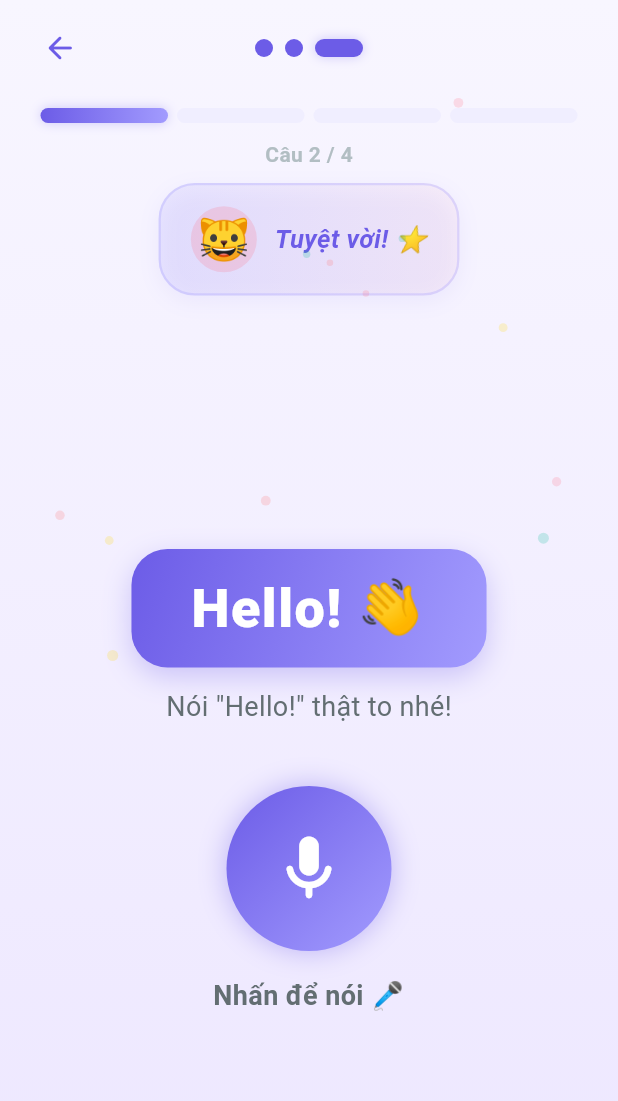
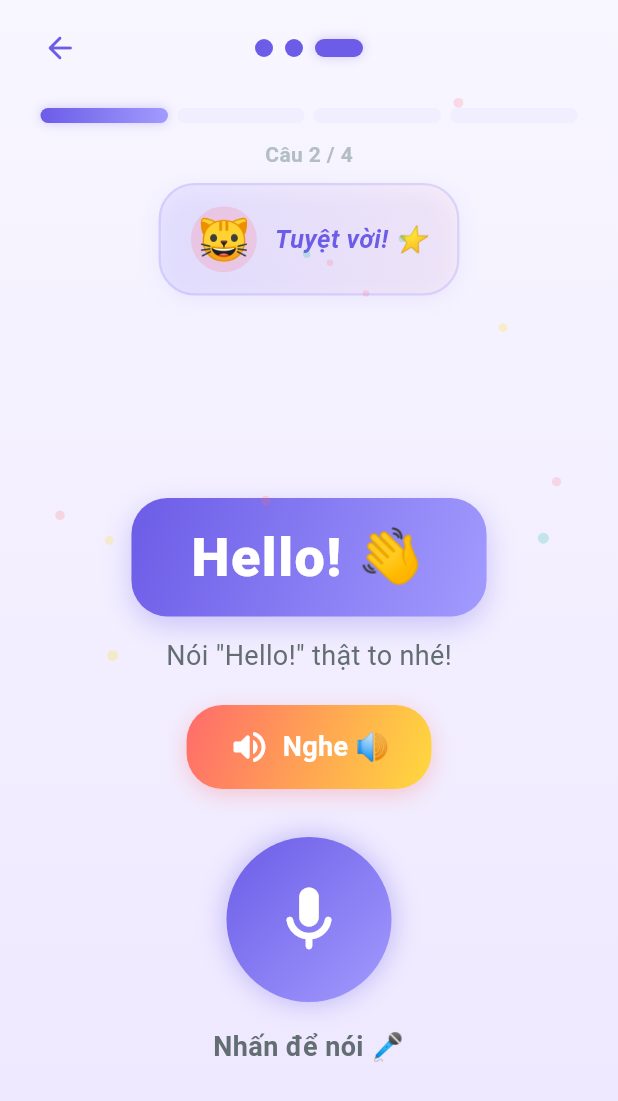
Before and after one commit to dle90/kita, a Flutter app: the PlacementTestScreen screen opened by its route, after a tap on "Cat", after a tap on "Apple", on a phone screen of 412 x 824 dp. Shown: the top 1101 px of the screen. Run offline on Flutter 3.47's test engine with Material 3 defaults, Android fonts, the phone set to English and light mode, and no system bars; our stand-ins replace dio, flutter_riverpod, flutter_secure_storage, flutter_tts, go_router, just_audio and 1 more; missing offline and left inert: dart:js_interop, record; accounts and stored records are empty; network calls fail.

Commit message:
feat: score Say Hello round against Azure pronunciation API
Replace the always-pass mic test with real pronunciation scoring:
record via WebRecorder, send audio to /pronunciation/score with
referenceText "Hello", pass if score >= 50, show retry prompt if
not. Fallback-pass if mic is denied or API fails so onboarding
is never blocked.

https://claude.ai/code/session_01Mf1vNRVqESGBKzjaVK8xpa

```diff
--- a/flutter_app/lib/features/onboarding/presentation/screens/placement_test_screen.dart
+++ b/flutter_app/lib/features/onboarding/presentation/screens/placement_test_screen.dart
@@ -11,6 +11,7 @@ import 'package:kita_english/core/audio/sound_effects.dart';
 import 'package:kita_english/core/audio/tts_service.dart';
 import 'package:kita_english/core/audio/web_recorder.dart';
 import 'package:kita_english/features/onboarding/presentation/providers/onboarding_provider.dart';
+import 'package:kita_english/features/pronunciation/data/repositories/pronunciation_repository_impl.dart';
 
 
 /// A quick stealth-assessment placement test with 4 mini games.
@@ -642,7 +643,7 @@ class _ListenAndTapRoundState extends State<_ListenAndTapRound> {
   }
 }
 
-// --- Round 2: Say "Hello!" (mic test) ---
+// --- Round 2: Say "Hello!" (scored speaking) ---
 class _SayHelloRound extends ConsumerStatefulWidget {
   final void Function(Map<String, dynamic> answer) onAnswer;
 
@@ -654,33 +655,28 @@ class _SayHelloRound extends ConsumerStatefulWidget {
 
 class _SayHelloRoundState extends ConsumerState<_SayHelloRound> {
   bool _isRecording = false;
-  bool _hasRecorded = false;
-  bool _submitted = false;
+  bool _isScoring = false;
+  double? _score;        // null = not scored yet
+  bool _passed = false;
   final _tts = TtsService();
 
-  void _onDone() {
+  static const _passThreshold = 50.0;
+
+  void _advance(bool correct) {
     widget.onAnswer({
       'round': 2,
       'type': 'say_hello',
       'recorded': true,
-      'correct': true, // Mic test always passes
+      'correct': correct,
+      if (_score != null) 'score': _score,
     });
   }
 
   Future<void> _onMicTap() async {
-    if (_submitted) return;
+    if (_isScoring || _passed) return;
 
     if (_isRecording) {
-      // Stop recording
-      if (kIsWeb) {
-        final recorder = ref.read(webRecorderProvider);
-        await recorder.stop();
-      }
-      setState(() { _isRecording = false; _hasRecorded = true; _submitted = true; });
-      try { SoundEffects().playCorrect(); } catch (_) {}
-      await Future.delayed(const Duration(milliseconds: 500));
-      if (!mounted) return;
-      _onDone();
+      await _stopAndScore();
       return;
     }
 
@@ -692,31 +688,80 @@ class _SayHelloRoundState extends ConsumerState<_SayHelloRound> {
         setState(() => _isRecording = true);
         // Auto-stop after 3 seconds
         Future.delayed(const Duration(seconds: 3), () {
-          if (mounted && _isRecording) _onMicTap();
+          if (mounted && _isRecording) _stopAndScore();
         });
         return;
       }
-      // Mic permission denied — skip mic test gracefully
+      // Mic denied — fallback pass so onboarding isn't blocked
+    }
+    // Non-web fallback
+    _advance(true);
   }
 
-    // Fallback for non-web or mic permission denied
-    setState(() { _isRecording = true; });
-    await Future.delayed(const Duration(seconds: 2));
+  Future<void> _stopAndScore() async {
+    setState(() { _isRecording = false; _isScoring = true; });
+
+    try {
+      final recorder = ref.read(webRecorderProvider);
+      final audioBytes = await recorder.stop();
+
+      if (audioBytes != null && audioBytes.isNotEmpty) {
+        final repo = ref.read(pronunciationRepositoryProvider);
+        final result = await repo.scorePronunciationBytes(
+          audioBytes: audioBytes,
+          referenceText: 'Hello',
+        );
         if (!mounted) return;
-    setState(() { _isRecording = false; _hasRecorded = true; _submitted = true; });
-    try { SoundEffects().playCorrect(); } catch (_) {}
-    await Future.delayed(const Duration(milliseconds: 500));
+
+        result.when(
+          success: (score) {
+            final passed = score.pronunciationScore >= _passThreshold;
+            setState(() {
+              _score = score.pronunciationScore;
+              _isScoring = false;
+              _passed = passed;
+            });
+            if (passed) {
+              SoundEffects().playCorrect();
+              Future.delayed(const Duration(milliseconds: 800), () {
+                if (mounted) _advance(true);
+              });
+            } else {
+              SoundEffects().playWrong();
+            }
+          },
+          failure: (_, __) {
+            // API failed — don't block the kid, pass gracefully
+            setState(() { _isScoring = false; _passed = true; });
+            SoundEffects().playCorrect();
+            Future.delayed(const Duration(milliseconds: 800), () {
+              if (mounted) _advance(true);
+            });
+          },
+        );
+        return;
+      }
+    } catch (_) {}
+
+    // No audio bytes or exception — fallback pass
     if (!mounted) return;
-    _onDone();
+    setState(() { _isScoring = false; _passed = true; });
+    SoundEffects().playCorrect();
+    Future.delayed(const Duration(milliseconds: 800), () {
+      if (mounted) _advance(true);
+    });
+  }
+
+  void _retry() {
+    setState(() { _score = null; _passed = false; });
   }
 
   @override
   Widget build(BuildContext context) {
-    if (kIsWeb) {
     return Column(
       mainAxisAlignment: MainAxisAlignment.center,
       children: [
-          // Big Hello text
+        // Word card
         Container(
           padding: const EdgeInsets.symmetric(horizontal: 40, vertical: 16),
           decoration: BoxDecoration(
@@ -747,7 +792,8 @@ class _SayHelloRoundState extends ConsumerState<_SayHelloRound> {
           ),
         ),
         const SizedBox(height: 20),
-          // TTS play button - big friendly speaker
+
+        // TTS listen button
         GestureDetector(
           onTap: () => _tts.speak('Hello'),
           child: Container(
@@ -766,8 +812,8 @@ class _SayHelloRoundState extends ConsumerState<_SayHelloRound> {
             child: Row(
               mainAxisSize: MainAxisSize.min,
               children: [
-                  const Icon(Icons.volume_up_rounded, size: 32, color: Colors.white),
-                  const SizedBox(width: 10),
+                const Icon(Icons.volume_up_rounded, size: 28, color: Colors.white),
+                const SizedBox(width: 8),
                 Text(
                   'Nghe \u{1F50A}',
                   style: AppTypography.titleMedium.copyWith(
@@ -779,24 +825,35 @@ class _SayHelloRoundState extends ConsumerState<_SayHelloRound> {
             ),
           ),
         ),
-          const SizedBox(height: 36),
-          // Big mic button
+        const SizedBox(height: 32),
+
+        // Mic button / scoring spinner / result
+        if (_isScoring)
+          const SizedBox(
+            width: 110,
+            height: 110,
+            child: Center(
+              child: CircularProgressIndicator(
+                color: AppColors.primary,
+                strokeWidth: 4,
+              ),
+            ),
+          )
+        else
           GestureDetector(
-            onTap: _submitted ? null : _onMicTap,
+            onTap: (_isScoring || _passed) ? null : _onMicTap,
             child: AnimatedContainer(
               duration: const Duration(milliseconds: 300),
               curve: Curves.easeOutBack,
               width: _isRecording ? 130 : 110,
               height: _isRecording ? 130 : 110,
               decoration: BoxDecoration(
-                gradient: _submitted
-                    ? const LinearGradient(
-                        colors: [AppColors.success, AppColors.successLight],
-                      )
+                gradient: _passed
+                    ? const LinearGradient(colors: [AppColors.success, AppColors.successLight])
+                    : _score != null
+                        ? const LinearGradient(colors: [AppColors.error, AppColors.errorLight])
                         : _isRecording
-                        ? const LinearGradient(
-                            colors: [AppColors.error, AppColors.errorLight],
-                          )
+                            ? const LinearGradient(colors: [AppColors.error, AppColors.errorLight])
                             : AppColors.primaryGradient,
                 shape: BoxShape.circle,
                 boxShadow: [
@@ -809,97 +866,10 @@ class _SayHelloRoundState extends ConsumerState<_SayHelloRound> {
                 ],
               ),
               child: Icon(
-                _submitted
+                _passed
                     ? Icons.check_rounded
-                    : _isRecording
-                        ? Icons.hearing_rounded
-                        : Icons.mic_rounded,
-                color: Colors.white,
-                size: 52,
-              ),
-            ),
-          ),
-          const SizedBox(height: 16),
-          Text(
-            _isRecording
-                ? 'Đang nghe... \u{1F442}'
-                : _submitted
-                    ? 'Tuyệt vời! \u{1F389}'
-                    : 'Nhấn để nói \u{1F3A4}',
-            style: AppTypography.bodyLarge.copyWith(
-              color: _submitted ? AppColors.success : AppColors.textSecondary,
-              fontWeight: FontWeight.w600,
-            ),
-          ),
-        ],
-      );
-    }
-
-    return Column(
-      mainAxisAlignment: MainAxisAlignment.center,
-      children: [
-        Container(
-          padding: const EdgeInsets.symmetric(horizontal: 40, vertical: 16),
-          decoration: BoxDecoration(
-            gradient: AppColors.primaryGradient,
-            borderRadius: BorderRadius.circular(24),
-            boxShadow: [
-              BoxShadow(
-                color: AppColors.primary.withValues(alpha: 0.3),
-                blurRadius: 16,
-                offset: const Offset(0, 6),
-              ),
-            ],
-          ),
-          child: Text(
-            'Hello! \u{1F44B}',
-            style: AppTypography.englishWord.copyWith(
-              color: Colors.white,
-              fontSize: 36,
-            ),
-            textAlign: TextAlign.center,
-          ),
-        ),
-        const SizedBox(height: 12),
-        Text(
-          'Nói "Hello!" thật to nhé!',
-          style: AppTypography.bodyLarge.copyWith(
-            color: AppColors.textSecondary,
-          ),
-        ),
-        const SizedBox(height: 40),
-
-        // Big mic button
-        GestureDetector(
-          onTap: _submitted ? null : _onMicTap,
-          child: AnimatedContainer(
-            duration: const Duration(milliseconds: 300),
-            curve: Curves.easeOutBack,
-            width: _isRecording ? 130 : 110,
-            height: _isRecording ? 130 : 110,
-            decoration: BoxDecoration(
-              gradient: _isRecording
-                  ? const LinearGradient(
-                      colors: [AppColors.error, AppColors.errorLight],
-                    )
-                  : _hasRecorded
-                      ? const LinearGradient(
-                          colors: [AppColors.success, AppColors.successLight],
-                        )
-                      : AppColors.primaryGradient,
-              shape: BoxShape.circle,
-              boxShadow: [
-                BoxShadow(
-                  color: (_isRecording ? AppColors.error : AppColors.primary)
-                      .withValues(alpha: 0.4),
-                  blurRadius: _isRecording ? 30 : 16,
-                  spreadRadius: _isRecording ? 6 : 0,
-                ),
-              ],
-            ),
-            child: Icon(
-              _hasRecorded
-                  ? Icons.check_rounded
+                    : _score != null
+                        ? Icons.refresh_rounded
                         : _isRecording
                             ? Icons.stop_rounded
                             : Icons.mic_rounded,
@@ -908,15 +878,54 @@ class _SayHelloRoundState extends ConsumerState<_SayHelloRound> {
               ),
             ),
           ),
+
         const SizedBox(height: 16),
+
+        // Status label
+        if (_isScoring)
           Text(
-          _isRecording
-              ? 'Đang nghe... \u{1F442}'
-              : _hasRecorded
-                  ? 'Tuyệt vời! \u{1F389}'
-                  : 'Nhấn để nói \u{1F3A4}',
+            'Đang chấm điểm... \u{1F914}',
             style: AppTypography.bodyLarge.copyWith(
-            color: _hasRecorded ? AppColors.success : AppColors.textSecondary,
+              color: AppColors.primary,
+              fontWeight: FontWeight.w600,
+            ),
+          )
+        else if (_passed)
+          Text(
+            'Tuyệt vời! \u{1F389}',
+            style: AppTypography.bodyLarge.copyWith(
+              color: AppColors.success,
+              fontWeight: FontWeight.w600,
+            ),
+          )
+        else if (_score != null)
+          Column(
+            children: [
+              Text(
+                'Chưa rõ lắm, thử lại nhé! \u{1F4AA}',
+                style: AppTypography.bodyLarge.copyWith(
+                  color: AppColors.error,
+                  fontWeight: FontWeight.w600,
+                ),
+              ),
+              const SizedBox(height: 8),
+              TextButton(
+                onPressed: _retry,
+                child: Text(
+                  'Thử lại',
+                  style: AppTypography.bodyMedium.copyWith(
+                    color: AppColors.primary,
+                    fontWeight: FontWeight.w700,
+                  ),
+                ),
+              ),
+            ],
+          )
+        else
+          Text(
+            _isRecording ? 'Đang nghe... \u{1F442}' : 'Nhấn để nói \u{1F3A4}',
+            style: AppTypography.bodyLarge.copyWith(
+              color: AppColors.textSecondary,
               fontWeight: FontWeight.w600,
             ),
           ),
```
Lines whose indentation alone changed are shown as unchanged.
